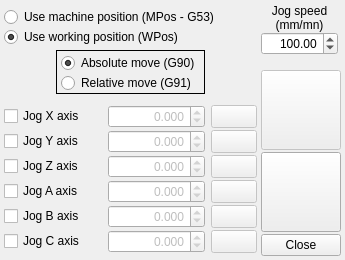
fra589/cn5X, file dlgJog.ui: the form before one commit.
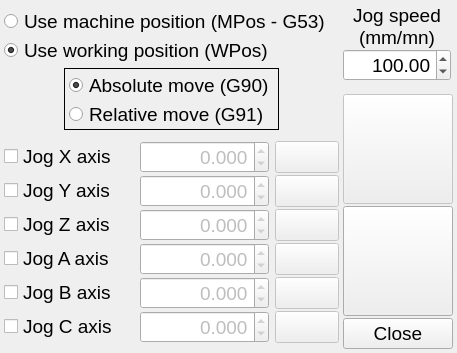
The form after the commit. Icons and pictures are not drawn. Custom widgets are drawn as their Qt base class.

What changed in the file:
```diff
--- a/dlgJog.ui
+++ b/dlgJog.ui
@@ -29,10 +29,15 @@
    <rect>
     <x>0</x>
     <y>0</y>
-    <width>345</width>
-    <height>260</height>
+    <width>457</width>
+    <height>353</height>
    </rect>
   </property>
+  <property name="font">
+   <font>
+    <pointsize>14</pointsize>
+   </font>
+  </property>
   <property name="windowTitle">
    <string>Jog to location</string>
   </property>
@@ -263,10 +268,16 @@
          </item>
          <item row="0" column="1">
           <widget class="QDoubleSpinBox" name="dsbJogX">
+           <property name="minimumSize">
+            <size>
+             <width>0</width>
+             <height>32</height>
+            </size>
+           </property>
            <property name="maximumSize">
             <size>
              <width>16777215</width>
-             <height>23</height>
+             <height>32</height>
             </size>
            </property>
            <property name="styleSheet">
@@ -305,14 +316,14 @@
            </property>
            <property name="minimumSize">
             <size>
-             <width>46</width>
-             <height>23</height>
+             <width>64</width>
+             <height>32</height>
             </size>
            </property>
            <property name="maximumSize">
             <size>
-             <width>46</width>
-             <height>23</height>
+             <width>64</width>
+             <height>32</height>
             </size>
            </property>
            <property name="baseSize">
@@ -354,10 +365,16 @@
          </item>
          <item row="1" column="1">
           <widget class="QDoubleSpinBox" name="dsbJogY">
+           <property name="minimumSize">
+            <size>
+             <width>0</width>
+             <height>32</height>
+            </size>
+           </property>
            <property name="maximumSize">
             <size>
              <width>16777215</width>
-             <height>23</height>
+             <height>32</height>
             </size>
            </property>
            <property name="styleSheet">
@@ -396,14 +413,14 @@
            </property>
            <property name="minimumSize">
             <size>
-             <width>46</width>
-             <height>23</height>
+             <width>64</width>
+             <height>32</height>
             </size>
            </property>
            <property name="maximumSize">
             <size>
-             <width>46</width>
-             <height>23</height>
+             <width>64</width>
+             <height>32</height>
             </size>
            </property>
            <property name="baseSize">
@@ -445,10 +462,16 @@
          </item>
          <item row="2" column="1">
           <widget class="QDoubleSpinBox" name="dsbJogZ">
+           <property name="minimumSize">
+            <size>
+             <width>0</width>
+             <height>32</height>
+            </size>
+           </property>
            <property name="maximumSize">
             <size>
              <width>16777215</width>
-             <height>23</height>
+             <height>32</height>
             </size>
            </property>
            <property name="styleSheet">
@@ -487,14 +510,14 @@
            </property>
            <property name="minimumSize">
             <size>
-             <width>46</width>
-             <height>23</height>
+             <width>64</width>
+             <height>32</height>
             </size>
            </property>
            <property name="maximumSize">
             <size>
-             <width>46</width>
-             <height>23</height>
+             <width>64</width>
+             <height>32</height>
             </size>
            </property>
            <property name="baseSize">
@@ -536,10 +559,16 @@
          </item>
          <item row="3" column="1">
           <widget class="QDoubleSpinBox" name="dsbJogA">
+           <property name="minimumSize">
+            <size>
+             <width>0</width>
+             <height>32</height>
+            </size>
+           </property>
            <property name="maximumSize">
             <size>
              <width>16777215</width>
-             <height>23</height>
+             <height>32</height>
             </size>
            </property>
            <property name="styleSheet">
@@ -578,14 +607,14 @@
            </property>
            <property name="minimumSize">
             <size>
-             <width>46</width>
-             <height>23</height>
+             <width>64</width>
+             <height>32</height>
             </size>
            </property>
            <property name="maximumSize">
             <size>
-             <width>46</width>
-             <height>23</height>
+             <width>64</width>
+             <height>32</height>
             </size>
            </property>
            <property name="baseSize">
@@ -627,10 +656,16 @@
          </item>
          <item row="4" column="1">
           <widget class="QDoubleSpinBox" name="dsbJogB">
+           <property name="minimumSize">
+            <size>
+             <width>0</width>
+             <height>32</height>
+            </size>
+           </property>
            <property name="maximumSize">
             <size>
              <width>16777215</width>
-             <height>23</height>
+             <height>32</height>
             </size>
            </property>
            <property name="styleSheet">
@@ -669,14 +704,14 @@
            </property>
            <property name="minimumSize">
             <size>
-             <width>46</width>
-             <height>23</height>
+             <width>64</width>
+             <height>32</height>
             </size>
            </property>
            <property name="maximumSize">
             <size>
-             <width>46</width>
-             <height>23</height>
+             <width>64</width>
+             <height>32</height>
             </size>
            </property>
            <property name="baseSize">
@@ -718,10 +753,16 @@
          </item>
          <item row="5" column="1">
           <widget class="QDoubleSpinBox" name="dsbJogC">
+           <property name="minimumSize">
+            <size>
+             <width>0</width>
+             <height>32</height>
+            </size>
+           </property>
            <property name="maximumSize">
             <size>
              <width>16777215</width>
-             <height>23</height>
+             <height>32</height>
             </size>
            </property>
            <property name="styleSheet">
@@ -760,14 +801,14 @@
            </property>
            <property name="minimumSize">
             <size>
-             <width>46</width>
-             <height>23</height>
+             <width>64</width>
+             <height>32</height>
             </size>
            </property>
            <property name="maximumSize">
             <size>
-             <width>46</width>
-             <height>23</height>
+             <width>64</width>
+             <height>32</height>
             </size>
            </property>
            <property name="baseSize">
@@ -876,12 +917,6 @@
              <verstretch>0</verstretch>
             </sizepolicy>
            </property>
-           <property name="maximumSize">
-            <size>
-             <width>80</width>
-             <height>80</height>
-            </size>
-           </property>
            <property name="alignment">
             <set>Qt::AlignRight|Qt::AlignTrailing|Qt::AlignVCenter</set>
            </property>
@@ -949,14 +984,14 @@
            </property>
            <property name="minimumSize">
             <size>
-             <width>80</width>
-             <height>80</height>
+             <width>110</width>
+             <height>110</height>
             </size>
            </property>
            <property name="maximumSize">
             <size>
-             <width>80</width>
-             <height>80</height>
+             <width>110</width>
+             <height>110</height>
             </size>
            </property>
            <property name="cursor">
@@ -974,8 +1009,8 @@
            </property>
            <property name="iconSize">
             <size>
-             <width>78</width>
-             <height>78</height>
+             <width>100</width>
+             <height>100</height>
             </size>
            </property>
            <property name="autoDefault">
@@ -996,14 +1031,14 @@
            </property>
            <property name="minimumSize">
             <size>
-             <width>80</width>
-             <height>80</height>
+             <width>110</width>
+             <height>110</height>
             </size>
            </property>
            <property name="maximumSize">
             <size>
-             <width>80</width>
-             <height>80</height>
+             <width>110</width>
+             <height>110</height>
             </size>
            </property>
            <property name="cursor">
@@ -1021,8 +1056,8 @@
            </property>
            <property name="iconSize">
             <size>
-             <width>78</width>
-             <height>78</height>
+             <width>100</width>
+             <height>100</height>
             </size>
            </property>
            <property name="autoDefault">
@@ -1033,7 +1068,7 @@
          <item>
           <widget class="QDialogButtonBox" name="buttonBox">
            <property name="sizePolicy">
-            <sizepolicy hsizetype="Fixed" vsizetype="Fixed">
+            <sizepolicy hsizetype="Preferred" vsizetype="Fixed">
              <horstretch>0</horstretch>
              <verstretch>0</verstretch>
             </sizepolicy>
```
Left out of the diff: 24 changed lines with no effect on the pictures.
